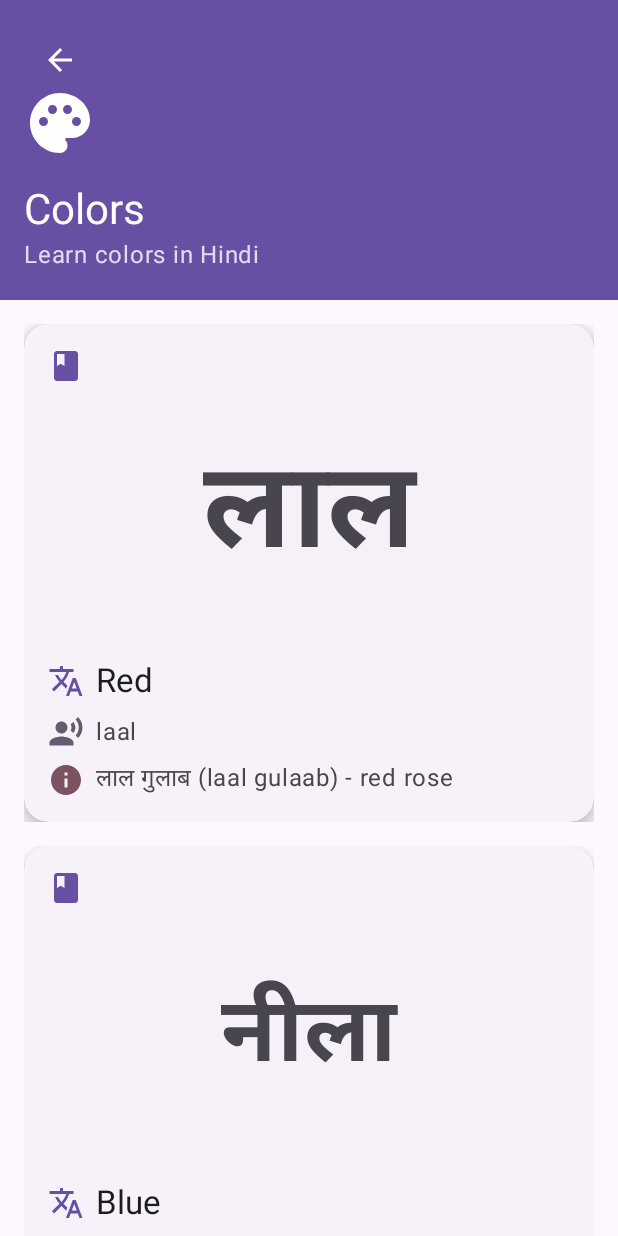
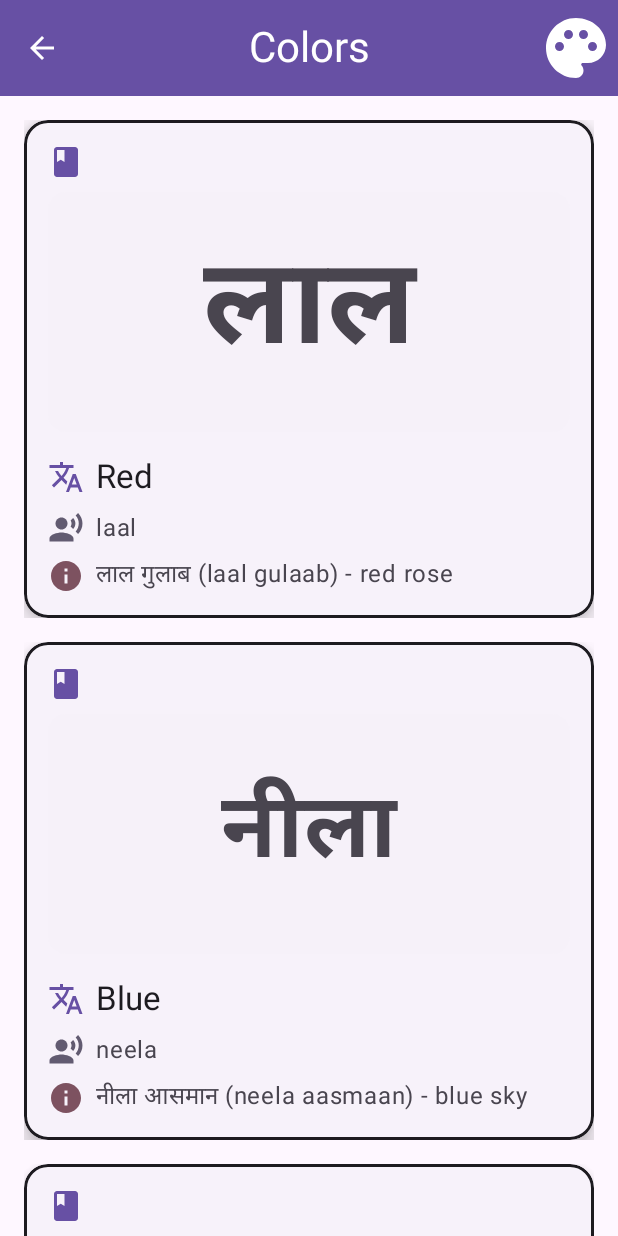
Before and after one commit to HaciVeliKarakus/MeraDostApp, an Android app built with Jetpack Compose: the composable MainScreen shown on its own in the app's theme, after a tap on "Colors", on a phone screen of 412 x 824 dp. Run offline under Robolectric (Android 15) with nearby library versions, the phone set to English and light mode, and no system bars; missing, so only their content is drawn: MeraDostAppTheme; 1 statement that could not run was skipped; 1 other tap on this screen came first.

Commit message:
feat: detail screen animation added

```diff
--- a/app/src/main/java/io/hvk/meradostapp/ui/components/AnimatedIcon.kt
+++ b/app/src/main/java/io/hvk/meradostapp/ui/components/AnimatedIcon.kt
@@ -1,12 +1,5 @@
 package io.hvk.meradostapp.ui.components
 
-import androidx.compose.animation.core.FastOutSlowInEasing
-import androidx.compose.animation.core.LinearEasing
-import androidx.compose.animation.core.RepeatMode
-import androidx.compose.animation.core.animateFloat
-import androidx.compose.animation.core.infiniteRepeatable
-import androidx.compose.animation.core.rememberInfiniteTransition
-import androidx.compose.animation.core.tween
 import androidx.compose.foundation.layout.Box
 import androidx.compose.foundation.layout.size
 import androidx.compose.material3.Icon
@@ -19,11 +12,11 @@ import androidx.compose.runtime.remember
 import androidx.compose.runtime.setValue
 import androidx.compose.ui.Alignment
 import androidx.compose.ui.Modifier
-import androidx.compose.ui.draw.scale
 import androidx.compose.ui.graphics.vector.ImageVector
 import androidx.compose.ui.unit.Dp
 import androidx.compose.ui.unit.dp
 import io.hvk.meradostapp.util.flipYAnimation
+import io.hvk.meradostapp.util.pulseAnimation
 import kotlinx.coroutines.delay
 import kotlin.random.Random
 
@@ -31,11 +24,10 @@ import kotlin.random.Random
 fun AnimatedIcon(
     icon: ImageVector,
     iconSize: Dp = 16.dp,
-    contentDescription: String?,
+    contentDescription: String? = null,
     modifier: Modifier = Modifier,
-    isSelected: Boolean = false
+    isSelected: Boolean = true
 ) {
-    val infiniteTransition = rememberInfiniteTransition(label = "")
     var isFlipped by remember { mutableStateOf(false) }
 
     LaunchedEffect(Unit) {
@@ -44,25 +36,6 @@ fun AnimatedIcon(
             isFlipped = !isFlipped
         }
     }
-    // Scale animation
-    val scale by infiniteTransition.animateFloat(
-        initialValue = 1f,
-        targetValue = 1.2f,
-        animationSpec = infiniteRepeatable(
-            animation = tween(1000, easing = FastOutSlowInEasing),
-            repeatMode = RepeatMode.Reverse
-        ), label = ""
-    )
-
-    // Rotation animation
-    val rotation by infiniteTransition.animateFloat(
-        initialValue = 0f,
-        targetValue = 360f,
-        animationSpec = infiniteRepeatable(
-            animation = tween(3000, easing = LinearEasing),
-            repeatMode = RepeatMode.Restart
-        ), label = ""
-    )
 
     Box(
         modifier = modifier,
@@ -73,7 +46,7 @@ fun AnimatedIcon(
             contentDescription = contentDescription,
             modifier = Modifier
                 .size(iconSize)
-                .scale(if (isSelected) scale else 1f)
+                .pulseAnimation(isSelected)
                 .flipYAnimation(isFlipped),
             tint = MaterialTheme.colorScheme.primary
         )
--- a/app/src/main/java/io/hvk/meradostapp/ui/components/CategoryCard.kt
+++ b/app/src/main/java/io/hvk/meradostapp/ui/components/CategoryCard.kt
@@ -47,7 +47,7 @@ fun CategoryCard(
         modifier = modifier
             .clip(RoundedCornerShape(16.dp))
             .fillMaxWidth()
-            .border(1.dp, MaterialTheme.colorScheme.onSurface, RoundedCornerShape(16.dp))
+            .border(2.dp, MaterialTheme.colorScheme.onSurface, RoundedCornerShape(16.dp))
             .aspectRatio(1f)
             .clickable(onClick = onClick)
             .pointerInput(Unit) {
--- a/app/src/main/java/io/hvk/meradostapp/ui/screens/HomeScreen.kt
+++ b/app/src/main/java/io/hvk/meradostapp/ui/screens/HomeScreen.kt
@@ -5,11 +5,9 @@ import androidx.compose.animation.expandVertically
 import androidx.compose.animation.fadeIn
 import androidx.compose.animation.fadeOut
 import androidx.compose.animation.shrinkVertically
-import androidx.compose.foundation.background
 import androidx.compose.foundation.layout.Arrangement
 import androidx.compose.foundation.layout.Column
 import androidx.compose.foundation.layout.PaddingValues
-import androidx.compose.foundation.layout.fillMaxSize
 import androidx.compose.foundation.layout.fillMaxWidth
 import androidx.compose.foundation.layout.padding
 import androidx.compose.foundation.lazy.grid.GridCells
@@ -17,12 +15,13 @@ import androidx.compose.foundation.lazy.grid.LazyVerticalGrid
 import androidx.compose.foundation.lazy.grid.items
 import androidx.compose.material.icons.Icons
 import androidx.compose.material.icons.filled.Search
+import androidx.compose.material3.CenterAlignedTopAppBar
 import androidx.compose.material3.ExperimentalMaterial3Api
 import androidx.compose.material3.Icon
 import androidx.compose.material3.IconButton
 import androidx.compose.material3.MaterialTheme
+import androidx.compose.material3.Scaffold
 import androidx.compose.material3.Text
-import androidx.compose.material3.TopAppBar
 import androidx.compose.material3.TopAppBarDefaults
 import androidx.compose.runtime.Composable
 import androidx.compose.runtime.getValue
@@ -55,23 +54,24 @@ fun HomeScreen(
                         category.content.any { content ->
                             content.hindi.contains(searchQuery, ignoreCase = true) ||
                                     content.english.contains(searchQuery, ignoreCase = true) ||
-                    content.pronunciation.contains(searchQuery, ignoreCase = true) ||
-                    (content.example?.contains(searchQuery, ignoreCase = true) == true)
+                                    content.pronunciation.contains(
+                                        searchQuery,
+                                        ignoreCase = true
+                                    ) ||
+                                    (content.example?.contains(
+                                        searchQuery,
+                                        ignoreCase = true
+                                    ) == true)
                         }
             }
         }
     }
-
-    Column(
-        modifier = Modifier
-            .fillMaxSize()
-            .background(MaterialTheme.colorScheme.background)
-    ) {
-        // Top App Bar with search
-        TopAppBar(
+    Scaffold(
+        topBar = {
+            CenterAlignedTopAppBar(
                 title = { Text("Learn Hindi") },
                 actions = {
-                IconButton(onClick = { showSearch = true }) {
+                    IconButton(onClick = { showSearch = !showSearch }) {
                         Icon(
                             imageVector = Icons.Default.Search,
                             contentDescription = "Search"
@@ -82,10 +82,11 @@ fun HomeScreen(
                     containerColor = MaterialTheme.colorScheme.primary,
                     titleContentColor = MaterialTheme.colorScheme.onPrimary,
                     actionIconContentColor = MaterialTheme.colorScheme.onPrimary
+                ),
             )
-        )
-
-        // Search Bar
+        }
+    ) { innerPadding ->
+        Column(Modifier.padding(innerPadding)) {
             AnimatedVisibility(
                 visible = showSearch,
                 enter = fadeIn() + expandVertically(),
@@ -109,7 +110,7 @@ fun HomeScreen(
                 columns = GridCells.Fixed(2),
                 contentPadding = PaddingValues(16.dp),
                 horizontalArrangement = Arrangement.spacedBy(16.dp),
-            verticalArrangement = Arrangement.spacedBy(16.dp)
+                verticalArrangement = Arrangement.spacedBy(16.dp),
             ) {
                 items(filteredCategories) { category ->
                     CategoryCard(
@@ -120,12 +121,13 @@ fun HomeScreen(
             }
         }
     }
+}
 
 
 @PreviewLightDark
 @Composable
 private fun Preview() {
     MeraDostAppTheme {
-        HomeScreen {  }
+        HomeScreen { }
     }
 }
--- a/app/src/main/java/io/hvk/meradostapp/ui/screens/LectureDetailScreen.kt
+++ b/app/src/main/java/io/hvk/meradostapp/ui/screens/LectureDetailScreen.kt
@@ -11,8 +11,8 @@ import androidx.compose.animation.fadeIn
 import androidx.compose.animation.fadeOut
 import androidx.compose.animation.scaleIn
 import androidx.compose.animation.scaleOut
-import androidx.compose.animation.slideInVertically
 import androidx.compose.foundation.background
+import androidx.compose.foundation.border
 import androidx.compose.foundation.clickable
 import androidx.compose.foundation.isSystemInDarkTheme
 import androidx.compose.foundation.layout.Arrangement
@@ -29,13 +29,13 @@ import androidx.compose.foundation.layout.padding
 import androidx.compose.foundation.layout.size
 import androidx.compose.foundation.layout.width
 import androidx.compose.foundation.lazy.LazyColumn
-import androidx.compose.foundation.lazy.LazyListState
 import androidx.compose.foundation.lazy.items
 import androidx.compose.foundation.lazy.rememberLazyListState
+import androidx.compose.foundation.shape.CircleShape
 import androidx.compose.foundation.shape.RoundedCornerShape
 import androidx.compose.material.icons.Icons
+import androidx.compose.material.icons.automirrored.filled.ArrowBack
 import androidx.compose.material.icons.filled.Abc
-import androidx.compose.material.icons.filled.ArrowBack
 import androidx.compose.material.icons.filled.Book
 import androidx.compose.material.icons.filled.EmojiEmotions
 import androidx.compose.material.icons.filled.Info
@@ -49,16 +49,19 @@ import androidx.compose.material.icons.filled.RecordVoiceOver
 import androidx.compose.material.icons.filled.Restaurant
 import androidx.compose.material.icons.filled.Schedule
 import androidx.compose.material.icons.filled.Translate
+import androidx.compose.material.icons.filled.WavingHand
 import androidx.compose.material.icons.filled.WbSunny
-import androidx.compose.material.icons.filled.WavingHand
+import androidx.compose.material3.CenterAlignedTopAppBar
 import androidx.compose.material3.ElevatedCard
+import androidx.compose.material3.ExperimentalMaterial3Api
 import androidx.compose.material3.FloatingActionButton
 import androidx.compose.material3.Icon
 import androidx.compose.material3.IconButton
 import androidx.compose.material3.MaterialTheme
+import androidx.compose.material3.Scaffold
 import androidx.compose.material3.Text
+import androidx.compose.material3.TopAppBarDefaults
 import androidx.compose.runtime.Composable
-import androidx.compose.runtime.CompositionLocalProvider
 import androidx.compose.runtime.LaunchedEffect
 import androidx.compose.runtime.compositionLocalOf
 import androidx.compose.runtime.derivedStateOf
@@ -74,16 +77,21 @@ import androidx.compose.ui.draw.clip
 import androidx.compose.ui.draw.scale
 import androidx.compose.ui.draw.shadow
 import androidx.compose.ui.graphics.Color
+import androidx.compose.ui.input.nestedscroll.nestedScroll
 import androidx.compose.ui.text.font.FontWeight
 import androidx.compose.ui.text.style.TextAlign
 import androidx.compose.ui.text.style.TextOverflow
+import androidx.compose.ui.tooling.preview.Preview
+import androidx.compose.ui.unit.IntOffset
 import androidx.compose.ui.unit.dp
 import androidx.compose.ui.unit.sp
 import io.hvk.meradostapp.model.LectureContent
 import io.hvk.meradostapp.model.lectureCategories
 import io.hvk.meradostapp.ui.components.AnimatedBackground
+import io.hvk.meradostapp.util.pulseAnimation
 import kotlinx.coroutines.launch
 
+@OptIn(ExperimentalMaterial3Api::class)
 @Composable
 fun LectureDetailScreen(
     lectureId: String?,
@@ -93,76 +101,86 @@ fun LectureDetailScreen(
     val lazyListState = rememberLazyListState()
     val scope = rememberCoroutineScope()
 
-    // Show FAB only when scrolled
-    val showFab by remember {
+    val fabVisible by remember {
         derivedStateOf {
             lazyListState.firstVisibleItemIndex > 0 || lazyListState.firstVisibleItemScrollOffset > 0
         }
     }
+    val scrollBehavior = TopAppBarDefaults.exitUntilCollapsedScrollBehavior()
 
-    Box(modifier = Modifier.fillMaxSize()) {
-        Column(
-            modifier = Modifier
-                .fillMaxSize()
-                .background(MaterialTheme.colorScheme.background)
-        ) {
-            // Header with back button
-            Box(
-                modifier = Modifier
-                    .fillMaxWidth()
-                    .height(200.dp)
-                    .background(MaterialTheme.colorScheme.primary)
-            ) {
-                // Back button
+    Scaffold(
+        topBar = {
+            CenterAlignedTopAppBar(
+                title = {
+                    Text(
+                        text = lecture?.title ?: "Lecture",
+                        style = MaterialTheme.typography.headlineMedium,
+                        color = MaterialTheme.colorScheme.onPrimary
+                    )
+                },
+                navigationIcon = {
                     IconButton(
                         onClick = onBackClick,
                         modifier = Modifier
-                        .padding(16.dp)
-                        .align(Alignment.TopStart)
                     ) {
                         Icon(
-                        imageVector = Icons.Default.ArrowBack,
+                            imageVector = Icons.AutoMirrored.Filled.ArrowBack,
                             contentDescription = "Back",
                             tint = MaterialTheme.colorScheme.onPrimary
                         )
                     }
-
-                // Header content
-                Column(
-                    modifier = Modifier
-                        .fillMaxSize()
-                        .padding(
-                            start = 16.dp,
-                            end = 16.dp,
-                            top = 56.dp, // Added extra padding for back button
-                            bottom = 16.dp
+                },
+                colors = TopAppBarDefaults.topAppBarColors(
+                    containerColor = MaterialTheme.colorScheme.primary,
+                    titleContentColor = MaterialTheme.colorScheme.onPrimary,
+                    actionIconContentColor = MaterialTheme.colorScheme.onPrimary
                 ),
-                    verticalArrangement = Arrangement.Center
-                ) {
+                actions = {
                     Icon(
                         imageVector = lecture?.icon ?: Icons.Default.Book,
                         contentDescription = null,
                         modifier = Modifier.size(48.dp),
                         tint = MaterialTheme.colorScheme.onPrimary
                     )
-                    Spacer(modifier = Modifier.height(16.dp))
-                    Text(
-                        text = lecture?.title ?: "Lecture",
-                        style = MaterialTheme.typography.headlineMedium,
-                        color = MaterialTheme.colorScheme.onPrimary
+                },
+                scrollBehavior = scrollBehavior
             )
-                    Text(
-                        text = lecture?.description ?: "",
-                        style = MaterialTheme.typography.bodyLarge,
-                        color = MaterialTheme.colorScheme.onPrimary.copy(alpha = 0.8f)
+        },
+        floatingActionButton = {
+            AnimatedVisibility(
+                visible = fabVisible,
+                enter = fadeIn() + scaleIn(),
+                exit = fadeOut() + scaleOut()
+            ) {
+                FloatingActionButton(
+                    onClick = {
+                        scope.launch {
+                            lazyListState.animateScrollToItem(0)
+                            scrollBehavior.state.heightOffset = 0f
+                            scrollBehavior.state.contentOffset = 0f
+                        }
+                    },
+                    containerColor = MaterialTheme.colorScheme.primaryContainer,
+                    contentColor = MaterialTheme.colorScheme.onPrimaryContainer,
+                    modifier = Modifier
+                        .pulseAnimation(true)
+                        .border(2.dp, MaterialTheme.colorScheme.onSurface, CircleShape),
+                    shape = CircleShape
+                ) {
+                    Icon(
+                        imageVector = Icons.Default.KeyboardArrowUp,
+                        contentDescription = "Scroll to top"
                     )
                 }
             }
-
-            // Content
+        }
+    ) { innerPadding ->
         LazyColumn(
             state = lazyListState,
-                modifier = Modifier.fillMaxSize(),
+            modifier = Modifier
+                .fillMaxSize()
+                .padding(innerPadding)
+                .nestedScroll(scrollBehavior.nestedScrollConnection),
             contentPadding = PaddingValues(16.dp),
             verticalArrangement = Arrangement.spacedBy(16.dp)
         ) {
@@ -171,32 +189,6 @@ fun LectureDetailScreen(
                 key = { it.hindi + it.english }
             ) { content ->
                 AnimatedCard(content = content)
-                }
-            }
-        }
-
-        // Floating Action Button
-        AnimatedVisibility(
-            visible = showFab,
-            modifier = Modifier
-                .align(Alignment.BottomEnd)
-                .padding(16.dp),
-            enter = fadeIn() + scaleIn(),
-            exit = fadeOut() + scaleOut()
-        ) {
-            FloatingActionButton(
-                onClick = {
-                    scope.launch {
-                        lazyListState.animateScrollToItem(0)
-                    }
-                },
-                containerColor = MaterialTheme.colorScheme.primaryContainer,
-                contentColor = MaterialTheme.colorScheme.onPrimaryContainer
-            ) {
-                Icon(
-                    imageVector = Icons.Default.KeyboardArrowUp,
-                    contentDescription = "Scroll to top"
-                )
             }
         }
     }
@@ -244,7 +236,8 @@ fun AnimatedCard(content: LectureContent) {
         modifier = Modifier
             .scale(scale.value)
             .alpha(alpha.value)
-            .offset(y = offsetY.value.dp)
+//            .offset(y = offsetY.value.dp)
+            .offset { IntOffset(x = 0, y = offsetY.value.toInt()) }
             .animateContentSize(
                 animationSpec = spring(
                     dampingRatio = Spring.DampingRatioMediumBouncy,
@@ -271,7 +264,6 @@ fun LectureContentCard(content: LectureContent) {
         )
     }
 
-    // Calculate font size based on text length
     val fontSize = when {
         content.hindi.length <= 3 -> 80.sp  // Short text like "घर"
         content.hindi.length <= 6 -> 60.sp  // Medium text like "किताब"
@@ -288,13 +280,13 @@ fun LectureContentCard(content: LectureContent) {
             .shadow(
                 elevation = 8.dp,
                 shape = RoundedCornerShape(16.dp)
-            ),
+            )
+            .border(2.dp, MaterialTheme.colorScheme.onSurface, RoundedCornerShape(16.dp)),
         shape = RoundedCornerShape(16.dp)
     ) {
         Column(
             modifier = Modifier.padding(16.dp)
         ) {
-            // Category icon at the top
             Row(
                 modifier = Modifier.fillMaxWidth(),
                 horizontalArrangement = Arrangement.SpaceBetween,
@@ -342,7 +334,6 @@ fun LectureContentCard(content: LectureContent) {
 
             Spacer(modifier = Modifier.height(8.dp))
 
-            // Main content box with background
             Box(
                 modifier = Modifier
                     .fillMaxWidth()
@@ -466,3 +457,10 @@ fun LectureContentCard(content: LectureContent) {
 
 // Add CompositionLocal to access lectureId
 private val LocalLectureId = compositionLocalOf<String?> { null }
+
+
+@Preview(showBackground = true)
+@Composable
+private fun Preview() {
+    LectureDetailScreen("letters") { }
+}
--- a/app/src/main/java/io/hvk/meradostapp/ui/screens/MainScreen.kt
+++ b/app/src/main/java/io/hvk/meradostapp/ui/screens/MainScreen.kt
@@ -31,6 +31,11 @@ import androidx.navigation.navArgument
 import io.hvk.meradostapp.navigation.Screen
 import io.hvk.meradostapp.ui.theme.MeraDostAppTheme
 
+private val navItems = listOf(
+    Screen.Home to Icons.Default.Home to "Learn",
+    Screen.Quiz to Icons.Default.Quiz to "Quiz"
+)
+
 @Composable
 fun MainScreen() {
     val navController = rememberNavController()
@@ -51,31 +56,19 @@ fun MainScreen() {
                 NavigationBar {
                     val currentRoute = navBackStackEntry?.destination?.route
 
-                    // Home tab
+                    navItems.forEach { (screen, label) ->
                         NavigationBarItem(
-                        icon = { Icon(Icons.Default.Home, contentDescription = "Home") },
-                        label = { Text("Learn") },
-                        selected = currentRoute == Screen.Home.route,
+                            icon = { Icon(screen.second, contentDescription = label) },
+                            label = { Text(label) },
+                            selected = currentRoute == screen.first.route,
                             onClick = {
-                            navController.navigate(Screen.Home.route) {
+                                navController.navigate(screen.first.route) {
                                     popUpTo(navController.graph.startDestinationId)
                                     launchSingleTop = true
                                 }
                             }
                         )
-
-                    // Quiz tab
-                    NavigationBarItem(
-                        icon = { Icon(Icons.Default.Quiz, contentDescription = "Quiz") },
-                        label = { Text("Quiz") },
-                        selected = currentRoute == Screen.Quiz.route,
-                        onClick = {
-                            navController.navigate(Screen.Quiz.route) {
-                                popUpTo(navController.graph.startDestinationId)
-                                launchSingleTop = true
                     }
-                        }
-                    )
                 }
             }
         }
@@ -86,7 +79,7 @@ fun MainScreen() {
             modifier = Modifier.padding(
                 start = paddingValues.calculateStartPadding(LocalLayoutDirection.current),
                 end = paddingValues.calculateEndPadding(LocalLayoutDirection.current),
-                top = paddingValues.calculateTopPadding(),
+//                top = paddingValues.calculateTopPadding(),
                 bottom = if (shouldShowBottomBar) paddingValues.calculateBottomPadding() else 0.dp
             )
         ) {
@@ -111,7 +104,7 @@ fun MainScreen() {
             ) { backStackEntry ->
                 LectureDetailScreen(
                     lectureId = backStackEntry.arguments?.getString("lectureId"),
-                    onBackClick = { navController.popBackStack() }
+                    onBackClick = { navController.navigateUp() }
                 )
             }
             composable(
--- a/app/src/main/java/io/hvk/meradostapp/util/AnimationExtentions.kt
+++ b/app/src/main/java/io/hvk/meradostapp/util/AnimationExtentions.kt
@@ -1,11 +1,17 @@
 package io.hvk.meradostapp.util
 
+import androidx.compose.animation.core.FastOutSlowInEasing
 import androidx.compose.animation.core.LinearEasing
+import androidx.compose.animation.core.RepeatMode
+import androidx.compose.animation.core.animateFloat
 import androidx.compose.animation.core.animateFloatAsState
+import androidx.compose.animation.core.infiniteRepeatable
+import androidx.compose.animation.core.rememberInfiniteTransition
 import androidx.compose.animation.core.tween
 import androidx.compose.runtime.Composable
 import androidx.compose.runtime.getValue
 import androidx.compose.ui.Modifier
+import androidx.compose.ui.draw.scale
 import androidx.compose.ui.graphics.graphicsLayer
 
 @Composable
@@ -17,3 +23,20 @@ fun Modifier.flipYAnimation(isFlipped: Boolean, duration: Int = 500): Modifier {
     )
     return this.graphicsLayer(rotationY = rotationY)
 }
+
+@Composable
+fun Modifier.pulseAnimation(isActive: Boolean): Modifier {
+    val infiniteTransition = rememberInfiniteTransition(label = "pulse")
+
+    val scale by infiniteTransition.animateFloat(
+        initialValue = 1f,
+        targetValue = 1.2f,
+        animationSpec = infiniteRepeatable(
+            animation = tween(1000, easing = FastOutSlowInEasing),
+            repeatMode = RepeatMode.Reverse
+        ),
+        label = "scale"
+    )
+
+    return this.scale(if (isActive) scale else 1f)
+}
--- /dev/null
+++ b/app/src/main/java/io/hvk/meradostapp/util/TriangleShape.kt
@@ -0,0 +1,11 @@
+package io.hvk.meradostapp.util
+
+import androidx.compose.foundation.shape.GenericShape
+import androidx.compose.ui.geometry.Size
+
+val TriangleShape = GenericShape { size: Size, _ ->
+    moveTo(size.width / 2, 0f) // Üçgenin üst noktası (tepe)
+    lineTo(0f, size.height)    // Sol alt köşe
+    lineTo(size.width, size.height)  // Sağ alt köşe
+    close()  // Şekli kapat
+}
```
Lines whose indentation alone changed are shown as unchanged.
